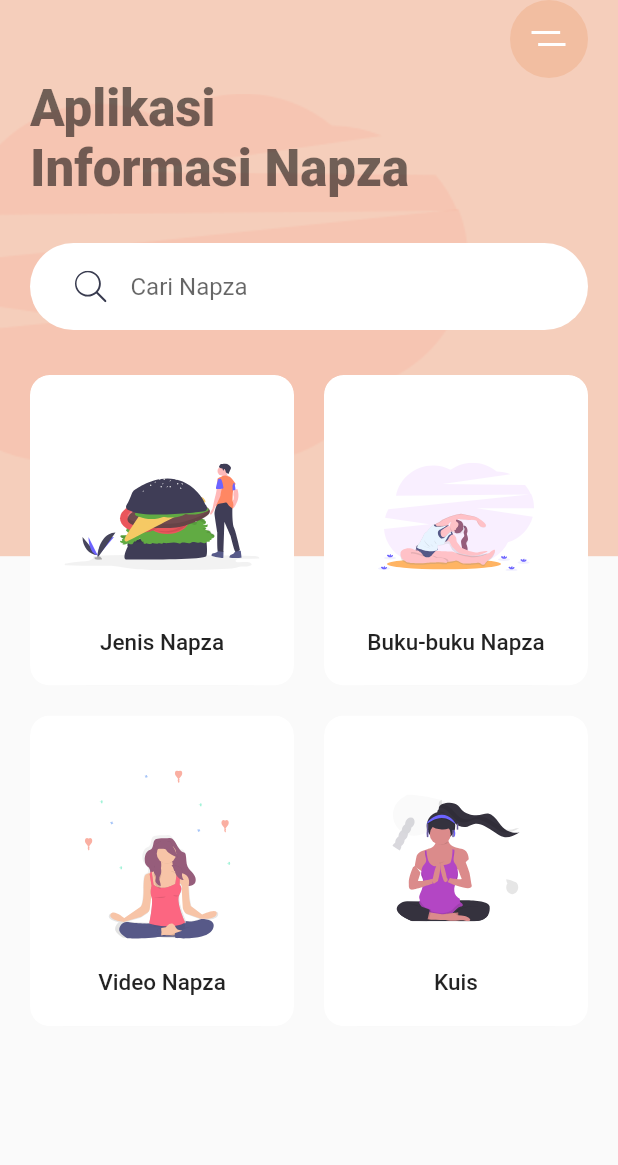
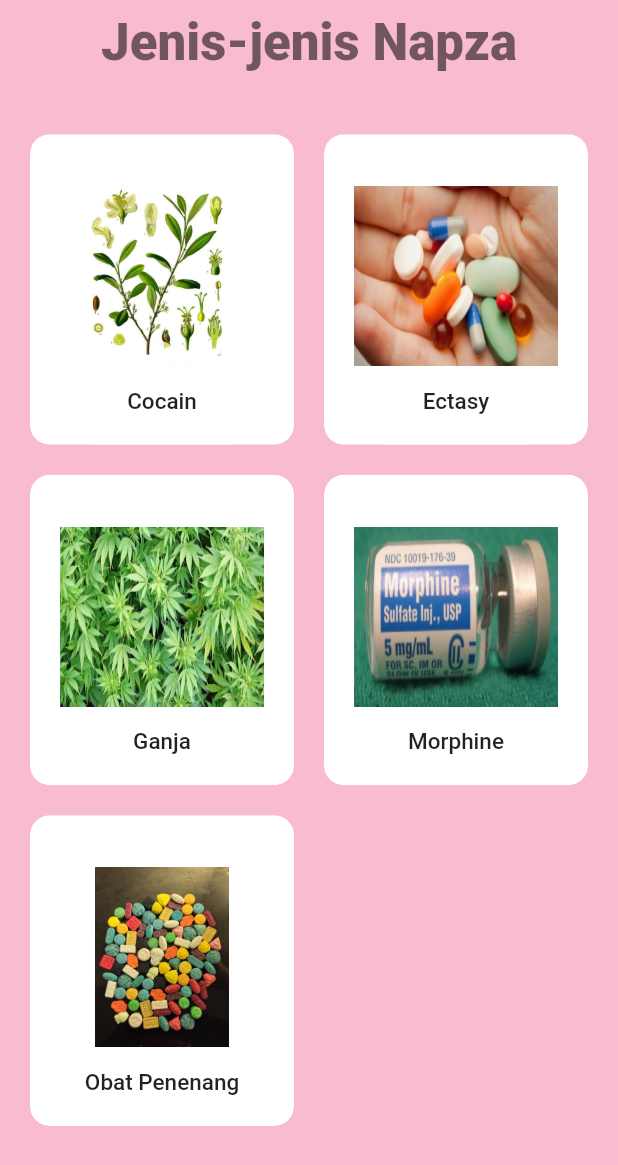
Before and after one commit to natayudarsi/info_napza, a Flutter app: the screen it shows after launch, after a tap on "Jenis Napza", on a phone screen of 412 x 824 dp. Shown: the top 1165 px of the screen. Run offline on Flutter 3.47's test engine with Material 2 defaults, Android fonts, the phone set to English and light mode, and no system bars; our stand-ins replace flutter_svg, native_pdf_view; missing offline and left inert: a package.

Commit message:
feat : add jenis napza screen

```diff
--- a/lib/category_card.dart
+++ b/lib/category_card.dart
@@ -4,9 +4,11 @@ import 'package:flutter_svg/flutter_svg.dart';
 class CategoryCard extends StatelessWidget {
   final String svgSrc;
   final String title;
+  final String pictureSrc;
   final Function press;
   const CategoryCard({
     Key key,
+    this.pictureSrc,
     this.svgSrc,
     this.title,
     this.press,
@@ -39,7 +41,11 @@ class CategoryCard extends StatelessWidget {
               child: Column(
                 children: <Widget>[
                   Spacer(),
-                  SvgPicture.asset(svgSrc),
+                    svgSrc != null ?
+                      SvgPicture.asset(svgSrc) :
+                      Image.asset(pictureSrc,
+                        height: 120,
+                        fit: BoxFit.fill,),
                   Spacer(),
                   Text(
                     title,
--- a/lib/common/routing/routing.dart
+++ b/lib/common/routing/routing.dart
@@ -5,6 +5,7 @@ import 'package:info_napza/details_screen.dart';
 import 'package:info_napza/home_page.dart';
 import 'package:info_napza/main.dart';
 import 'package:info_napza/presentation/screens/buku_napza/buku_napza_screen.dart';
+import 'package:info_napza/presentation/screens/jenis_napza/jenis_napza_screen.dart';
 import 'package:info_napza/presentation/widget/error_screen.dart';
 import 'package:info_napza/presentation/widget/slide_transition_widget.dart';
 
@@ -17,11 +18,11 @@ class RouteGenerator {
         return MaterialPageRoute<dynamic>(
           builder: (_) => _buildHomeScreen());
 
-      case Routes.jenisNapzaScreen:
-        return SlideRouteTransition(
-         animationTo: AnimationTo.left,
-         page: _buildJenisScreen()
-        ) ;
+      // case Routes.jenisNapzaScreen:
+      //   return SlideRouteTransition(
+      //    animationTo: AnimationTo.left,
+      //    page: _buildJenisScreen()
+      //   ) ;
       case Routes.kuisScreen:
         return SlideRouteTransition(
           animationTo: AnimationTo.left,
@@ -33,6 +34,12 @@ class RouteGenerator {
           animationTo: AnimationTo.left,
           page: _buildBukuNapzaScreen()
         );
+
+      case Routes.jenisNapzaScreen:
+        return SlideRouteTransition(
+          animationTo: AnimationTo.left,
+          page: _buildJenisNapzaScreen()
+        );
       default:
       return MaterialPageRoute<dynamic>(builder: (_) => _buildErrorScreen());
     }
@@ -40,10 +47,6 @@ class RouteGenerator {
 
   static Widget _buildHomeScreen() {
     return MyHomePageScreen();
-  }
-
-  static Widget _buildJenisScreen() {
-    return CategoryCard();
   }
 
   static Widget _kuisScreen() {
@@ -56,4 +59,8 @@ class RouteGenerator {
   static Widget _buildBukuNapzaScreen() {
     return BukuNapzaScreen();
   }
+
+  static Widget _buildJenisNapzaScreen() {
+    return JenisNapzaScreen();
+  }
 }
--- a/lib/home_page.dart
+++ b/lib/home_page.dart
@@ -82,7 +82,7 @@ class _MyHomePageScreenState extends State<MyHomePageScreen> {
                           title: "Jenis Napza",
                           svgSrc: "assets/icons/Hamburger.svg",
                           press: () {
-                            // Navigator.of(context).pushNamed(Routes.kuisScreen);
+                            Navigator.of(context).pushNamed(Routes.jenisNapzaScreen);
                           },
                         ),
                         CategoryCard(
--- /dev/null
+++ b/lib/presentation/screens/jenis_napza/jenis_napza_screen.dart
@@ -0,0 +1,88 @@
+import 'package:flutter/material.dart';
+import 'package:flutter_svg/flutter_svg.dart';
+import 'package:info_napza/category_card.dart';
+import 'package:info_napza/common/routing/routes.dart';
+
+class JenisNapzaScreen extends StatefulWidget{
+  @override
+  State<StatefulWidget> createState() => _JenisNapzaScreenState();
+}
+
+class _JenisNapzaScreenState extends State<JenisNapzaScreen>{
+  @override
+  Widget build(BuildContext context) {
+    var size = MediaQuery.of(context).size;
+    return Scaffold(
+      body: Stack(
+        children: <Widget>[
+          Container(
+            color: Colors.pink[100],
+          ),
+          SafeArea(
+            child: Padding(
+              padding: const EdgeInsets.symmetric(horizontal: 20),
+              child: Column(
+                crossAxisAlignment: CrossAxisAlignment.start,
+                children: <Widget>[
+                  Container(
+                    margin: EdgeInsets.only(top: size.height * 0.01,bottom: size.height * 0.05),
+                    alignment: Alignment.center,
+                      child: Text(
+                      'Jenis-jenis Napza',
+                      style: Theme.of(context)
+                            .textTheme
+                            .display1
+                            .copyWith(fontWeight: FontWeight.w900),
+                    ),
+                  ),
+                  // SearchBar(),
+                  Expanded(
+                    child: GridView.count(
+                      crossAxisCount: 2,
+                      childAspectRatio: .85,
+                      crossAxisSpacing: 20,
+                      mainAxisSpacing: 20,
+                      children: <Widget>[
+                        CategoryCard(
+                          title: "Cocain",
+                          pictureSrc: "assets/images/cocain.jpeg",
+                          press: () {
+                          },
+                        ),
+                        CategoryCard(
+                          title: "Ectasy",
+                          pictureSrc: "assets/images/ectasy.jpeg",
+                          press: () {
+                          },
+                        ),
+                        CategoryCard(
+                          title: "Ganja",
+                          pictureSrc: "assets/images/ganja.jpeg",
+                          press: () {
+                          },
+                        ),
+                        CategoryCard(
+                          title: "Morphine",
+                          pictureSrc: "assets/images/morphine.jpeg",
+                          press: () {
+                          },
+                        ),
+                        CategoryCard(
+                          title: "Obat Penenang",
+                          pictureSrc: "assets/images/obat-penenang.jpeg",
+                          press: () {
+                          },
+                        ),
+                      ],
+                    )
+                  )
+                ],
+              ),
+            )
+          )
+        ],
+      ),
+    );
+  }
+
+}
```
